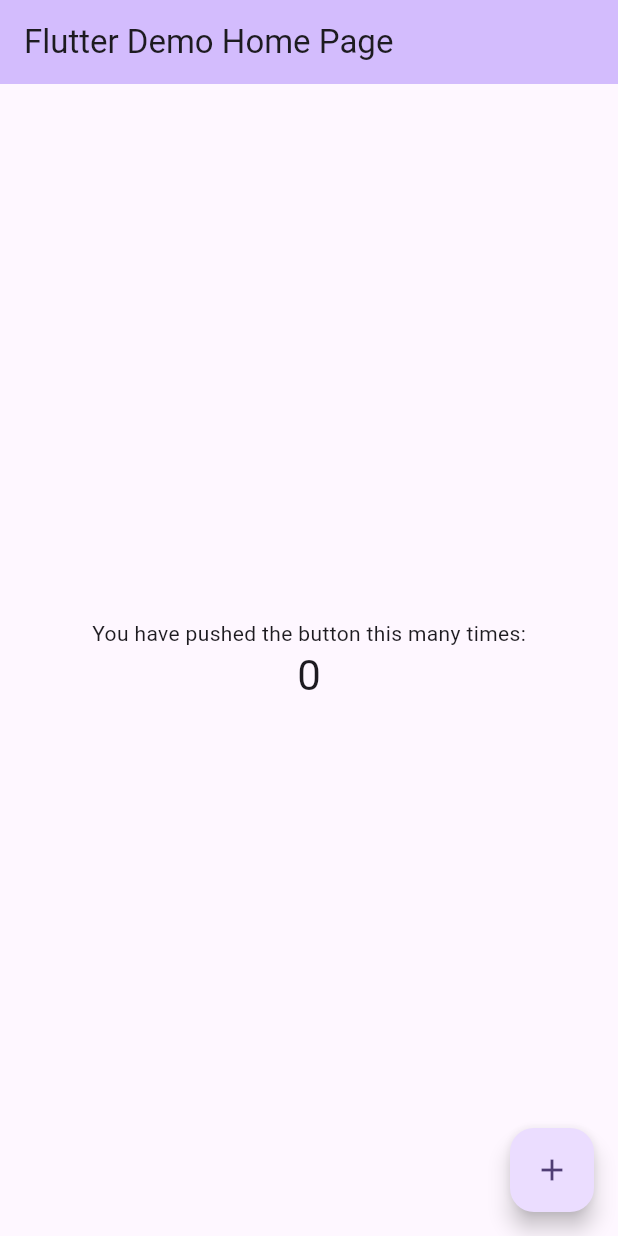
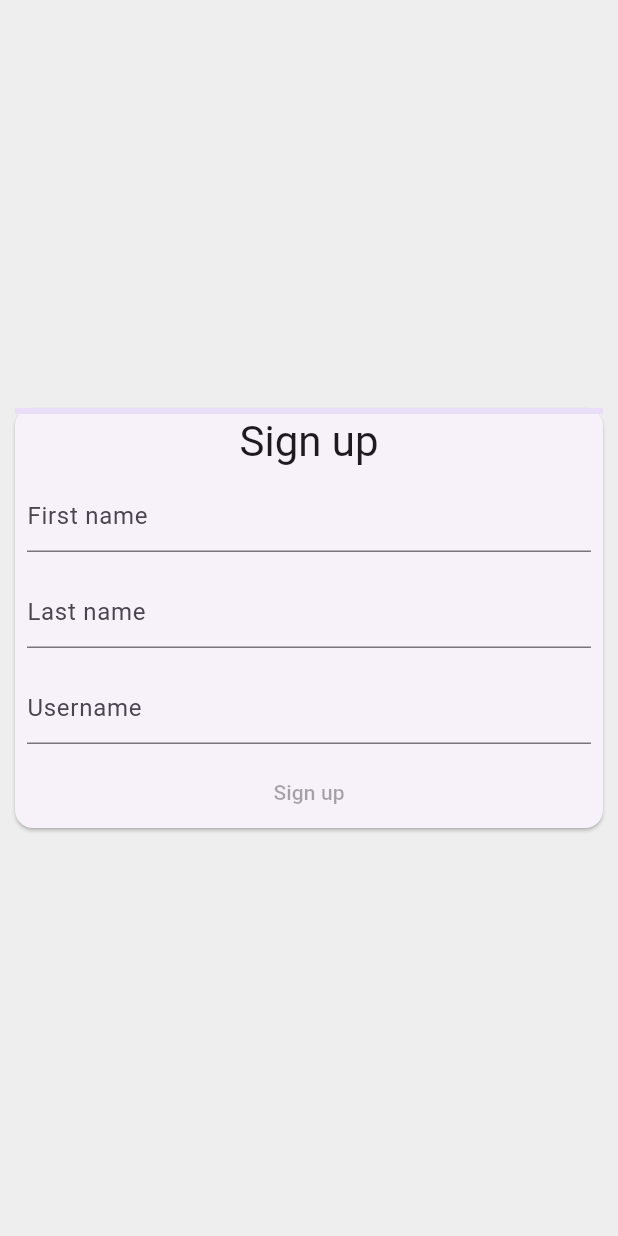
Before and after one commit to tim12367/signin_example, a Flutter app: the screen it shows after launch, on a phone screen of 412 x 824 dp. Run offline on Flutter 3.47's test engine with Material 3 defaults, Android fonts, the phone set to English and light mode, and no system bars.

Commit message:
copy example code

```diff
--- a/lib/main.dart
+++ b/lib/main.dart
@@ -1,125 +1,87 @@
 import 'package:flutter/material.dart';
 
-void main() {
-  runApp(const MyApp());
+void main() => runApp(const SignUpApp());
+
+class SignUpApp extends StatelessWidget {
+  const SignUpApp({super.key});
+
+  @override
+  Widget build(BuildContext context) {
+    return MaterialApp(routes: {'/': (context) => const SignUpScreen()});
+  }
 }
 
-class MyApp extends StatelessWidget {
-  const MyApp({super.key});
+class SignUpScreen extends StatelessWidget {
+  const SignUpScreen({super.key});
 
-  // This widget is the root of your application.
   @override
   Widget build(BuildContext context) {
-    return MaterialApp(
-      title: 'Flutter Demo',
-      theme: ThemeData(
-        // This is the theme of your application.
-        //
-        // TRY THIS: Try running your application with "flutter run". You'll see
-        // the application has a purple toolbar. Then, without quitting the app,
-        // try changing the seedColor in the colorScheme below to Colors.green
-        // and then invoke "hot reload" (save your changes or press the "hot
-        // reload" button in a Flutter-supported IDE, or press "r" if you used
-        // the command line to start the app).
-        //
-        // Notice that the counter didn't reset back to zero; the application
-        // state is not lost during the reload. To reset the state, use hot
-        // restart instead.
-        //
-        // This works for code too, not just values: Most code changes can be
-        // tested with just a hot reload.
-        colorScheme: ColorScheme.fromSeed(seedColor: Colors.deepPurple),
-        useMaterial3: true,
+    return Scaffold(
+      backgroundColor: Colors.grey[200],
+      body: const Center(
+        child: SizedBox(width: 400, child: Card(child: SignUpForm())),
       ),
-      home: const MyHomePage(title: 'Flutter Demo Home Page'),
     );
   }
 }
 
-class MyHomePage extends StatefulWidget {
-  const MyHomePage({super.key, required this.title});
-
-  // This widget is the home page of your application. It is stateful, meaning
-  // that it has a State object (defined below) that contains fields that affect
-  // how it looks.
-
-  // This class is the configuration for the state. It holds the values (in this
-  // case the title) provided by the parent (in this case the App widget) and
-  // used by the build method of the State. Fields in a Widget subclass are
-  // always marked "final".
-
-  final String title;
+class SignUpForm extends StatefulWidget {
+  const SignUpForm({super.key});
 
   @override
-  State<MyHomePage> createState() => _MyHomePageState();
+  State<SignUpForm> createState() => _SignUpFormState();
 }
 
-class _MyHomePageState extends State<MyHomePage> {
-  int _counter = 0;
+class _SignUpFormState extends State<SignUpForm> {
+  final _firstNameTextController = TextEditingController();
+  final _lastNameTextController = TextEditingController();
+  final _usernameTextController = TextEditingController();
 
-  void _incrementCounter() {
-    setState(() {
-      // This call to setState tells the Flutter framework that something has
-      // changed in this State, which causes it to rerun the build method below
-      // so that the display can reflect the updated values. If we changed
-      // _counter without calling setState(), then the build method would not be
-      // called again, and so nothing would appear to happen.
-      _counter++;
-    });
-  }
+  double _formProgress = 0;
 
   @override
   Widget build(BuildContext context) {
-    // This method is rerun every time setState is called, for instance as done
-    // by the _incrementCounter method above.
-    //
-    // The Flutter framework has been optimized to make rerunning build methods
-    // fast, so that you can just rebuild anything that needs updating rather
-    // than having to individually change instances of widgets.
-    return Scaffold(
-      appBar: AppBar(
-        // TRY THIS: Try changing the color here to a specific color (to
-        // Colors.amber, perhaps?) and trigger a hot reload to see the AppBar
-        // change color while the other colors stay the same.
-        backgroundColor: Theme.of(context).colorScheme.inversePrimary,
-        // Here we take the value from the MyHomePage object that was created by
-        // the App.build method, and use it to set our appbar title.
-        title: Text(widget.title),
+    return Form(
+      child: Column(
+        mainAxisSize: MainAxisSize.min,
+        children: [
+          LinearProgressIndicator(value: _formProgress),
+          Text('Sign up', style: Theme.of(context).textTheme.headlineMedium),
+          Padding(
+            padding: const EdgeInsets.all(8),
+            child: TextFormField(
+              controller: _firstNameTextController,
+              decoration: const InputDecoration(hintText: 'First name'),
+            ),
+          ),
+          Padding(
+            padding: const EdgeInsets.all(8),
+            child: TextFormField(
+              controller: _lastNameTextController,
+              decoration: const InputDecoration(hintText: 'Last name'),
+            ),
+          ),
+          Padding(
+            padding: const EdgeInsets.all(8),
+            child: TextFormField(
+              controller: _usernameTextController,
+              decoration: const InputDecoration(hintText: 'Username'),
+            ),
+          ),
+          TextButton(
+            style: ButtonStyle(
+              foregroundColor: WidgetStateProperty.resolveWith((states) {
+                return states.contains(WidgetState.disabled) ? null : Colors.white;
+              }),
+              backgroundColor: WidgetStateProperty.resolveWith((states) {
+                return states.contains(WidgetState.disabled) ? null : Colors.blue;
+              }),
+            ),
+            onPressed: null,
+            child: const Text('Sign up'),
+          ),
+        ],
       ),
-      body: Center(
-        // Center is a layout widget. It takes a single child and positions it
-        // in the middle of the parent.
-        child: Column(
-          // Column is also a layout widget. It takes a list of children and
-          // arranges them vertically. By default, it sizes itself to fit its
-          // children horizontally, and tries to be as tall as its parent.
-          //
-          // Column has various properties to control how it sizes itself and
-          // how it positions its children. Here we use mainAxisAlignment to
-          // center the children vertically; the main axis here is the vertical
-          // axis because Columns are vertical (the cross axis would be
-          // horizontal).
-          //
-          // TRY THIS: Invoke "debug painting" (choose the "Toggle Debug Paint"
-          // action in the IDE, or press "p" in the console), to see the
-          // wireframe for each widget.
-          mainAxisAlignment: MainAxisAlignment.center,
-          children: <Widget>[
-            const Text(
-              'You have pushed the button this many times:',
-            ),
-            Text(
-              '$_counter',
-              style: Theme.of(context).textTheme.headlineMedium,
-            ),
-          ],
-        ),
-      ),
-      floatingActionButton: FloatingActionButton(
-        onPressed: _incrementCounter,
-        tooltip: 'Increment',
-        child: const Icon(Icons.add),
-      ), // This trailing comma makes auto-formatting nicer for build methods.
     );
   }
 }
```
